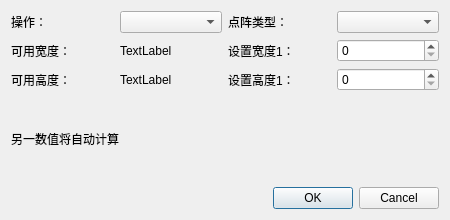
This is QtWindows/UI_SelfDefineScreenDialog.ui in Tao68a660f3/LED_Simulator as Qt 5 draws it before an edit. The edited form follows.
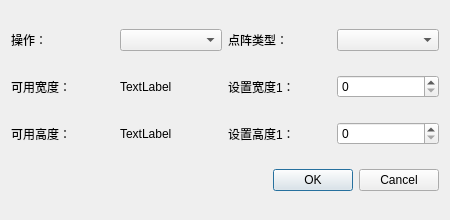
This is the edited form.

Patch:
```diff
--- a/QtWindows/UI_SelfDefineScreenDialog.ui
+++ b/QtWindows/UI_SelfDefineScreenDialog.ui
@@ -100,13 +100,6 @@
      </item>
     </layout>
    </item>
-   <item>
-    <widget class="QLabel" name="label_6">
-     <property name="text">
-      <string>另一数值将自动计算</string>
-     </property>
-    </widget>
-   </item>
    <item>
     <widget class="QDialogButtonBox" name="buttonBox">
      <property name="orientation">
```
